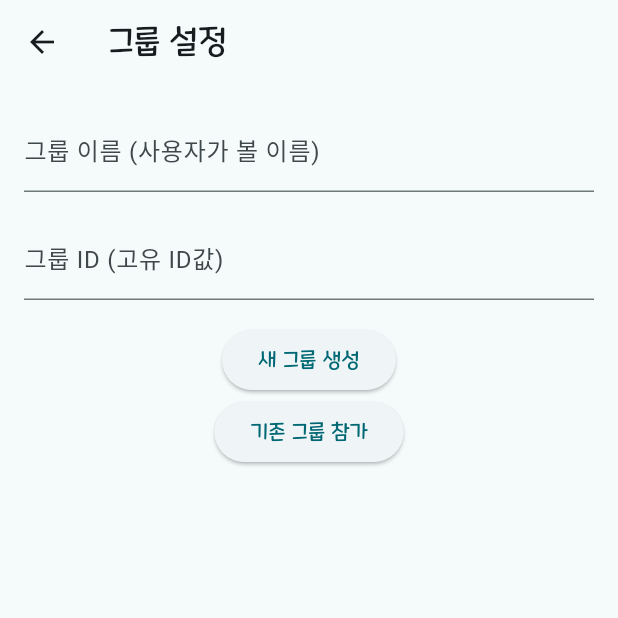
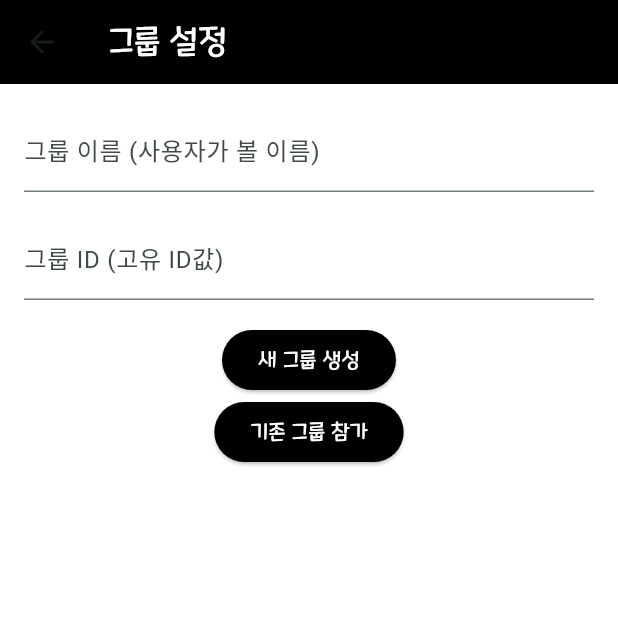
Before and after one commit to SaNyanger/badminton_project, a Flutter app: the GroupSetupPage screen opened directly with empty values, on a phone screen of 412 x 824 dp, the top half of it. Run offline on Flutter 3.47's test engine with Material 3 defaults, Android fonts, the phone set to English and light mode, and no system bars; our stand-ins replace cloud_firestore, connectivity_plus, firebase_auth, firebase_core, firebase_crashlytics, firebase_messaging and 6 more; missing offline and left inert: firebase_app_check; accounts and stored records are empty; generated files the repository leaves out were written again.

Commit message:
2025.06.02.3PM_Patched

```diff
--- a/lib/main.dart
+++ b/lib/main.dart
@@ -130,7 +130,7 @@ class MyApp extends StatelessWidget {
     return GetMaterialApp(
       title: Constant.APP_NAME,
       theme: ThemeData(
-        colorScheme: ColorScheme.fromSeed(seedColor: Colors.white70),
+        colorScheme: ColorScheme.fromSeed(seedColor: Colors.white),
         useMaterial3: true,
       ),
       home: IntroPage(),
--- a/lib/view/group/group_setup_page.dart
+++ b/lib/view/group/group_setup_page.dart
@@ -87,7 +87,8 @@ class _GroupSetupPageState extends State<GroupSetupPage> {
   @override
   Widget build(BuildContext context) {
     return Scaffold(
-      appBar: AppBar(title: const Text("그룹 설정", style: TextStyle(fontFamily: 'Maple_L',))),
+      backgroundColor: Colors.white,
+      appBar: AppBar(backgroundColor: Colors.black, title: const Text("그룹 설정", style: TextStyle(color: Colors.white, fontFamily: 'Maple_L',))),
       body: _user == null
           ? const Center(child: CircularProgressIndicator())
           : Padding(
@@ -105,10 +106,18 @@ class _GroupSetupPageState extends State<GroupSetupPage> {
             ),
             const SizedBox(height: 16),
             ElevatedButton(
+              style: ElevatedButton.styleFrom(
+                backgroundColor: Colors.black,
+                foregroundColor: Colors.white,
+              ),
               onPressed: _createGroup,
               child: const Text("새 그룹 생성", style: TextStyle(fontFamily: 'Maple_L',)),
             ),
             ElevatedButton(
+              style: ElevatedButton.styleFrom(
+                backgroundColor: Colors.black,
+                foregroundColor: Colors.white,
+              ),
               onPressed: _joinGroup,
               child: const Text("기존 그룹 참가", style: TextStyle(fontFamily: 'Maple_L',)),
             ),
--- a/lib/view/main/main_page.dart
+++ b/lib/view/main/main_page.dart
@@ -21,6 +21,7 @@ class _MainPageState extends State<MainPage> {
 
     return Scaffold(
       appBar: AppBar(
+        automaticallyImplyLeading: false,
         backgroundColor: Colors.black,
         toolbarHeight: 90,
         title: Column(
```
Also changed, not shown: lib/view/auth/auth_page.dart (+23 -4 lines).
